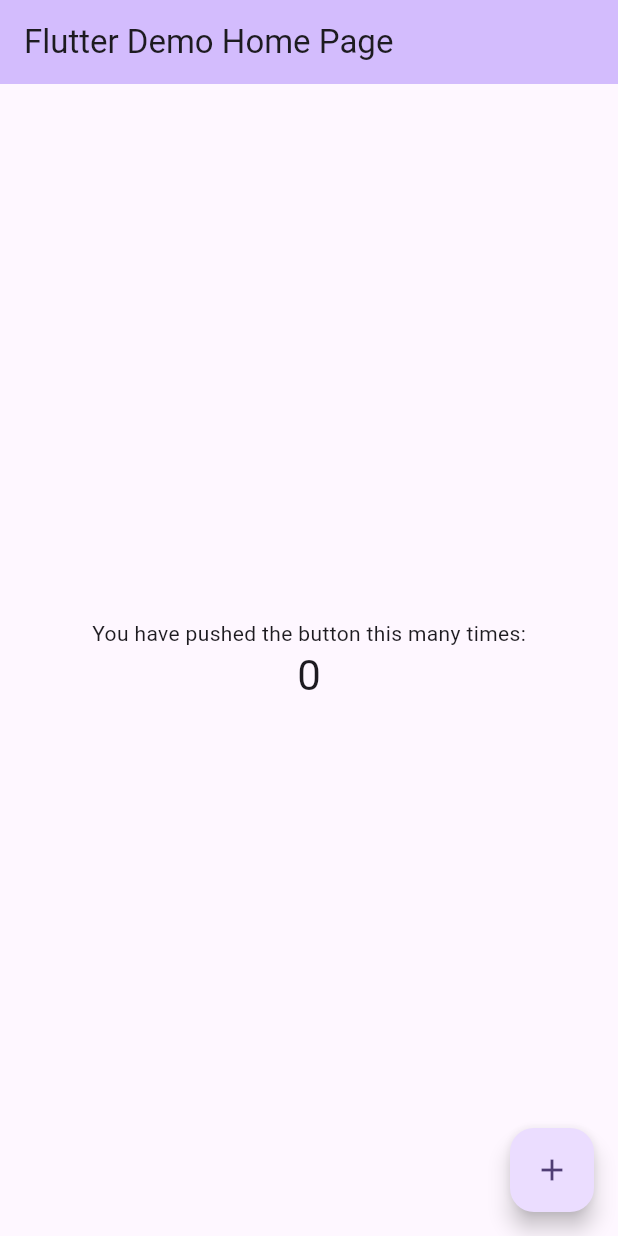
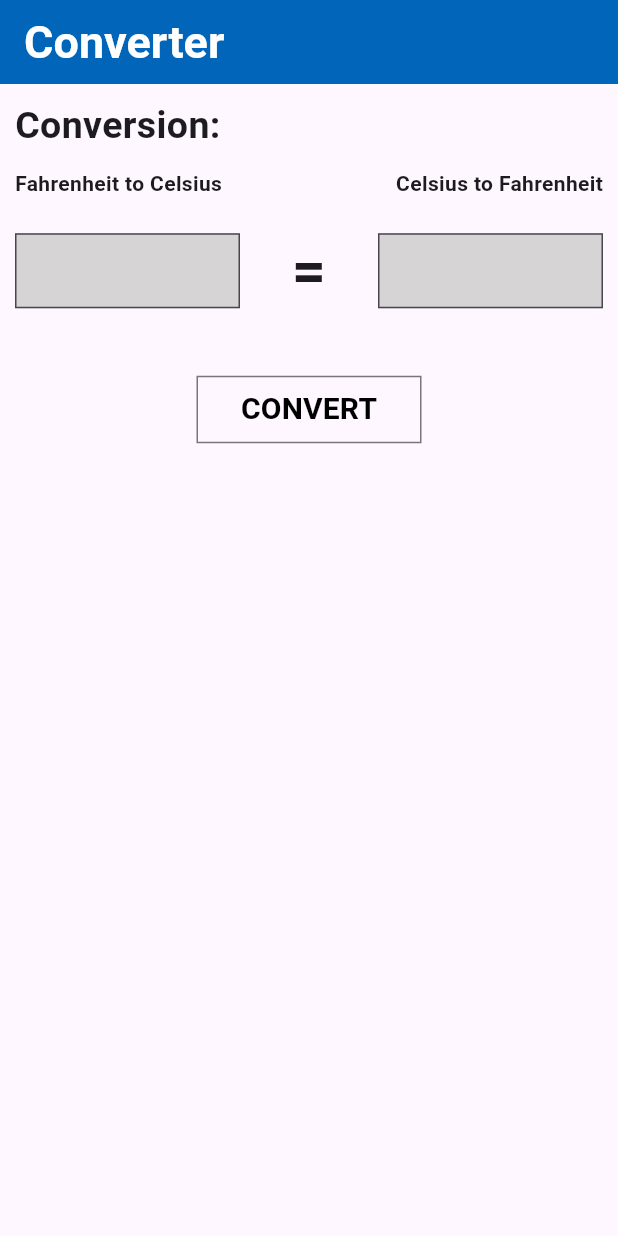
Before and after one commit to SundayOlubode/temperature_converter, a Flutter app: the screen it shows after launch, on a phone screen of 412 x 824 dp. Run offline on Flutter 3.47's test engine with Material 3 defaults, Android fonts, the phone set to English and light mode, and no system bars.

Commit message:
app bar, some layout

```diff
--- /dev/null
+++ b/lib/home.dart
@@ -0,0 +1,140 @@
+import 'package:flutter/material.dart';
+
+class Home extends StatelessWidget {
+  const Home({super.key});
+
+  @override
+  Widget build(BuildContext context) {
+    return SafeArea(
+      child: Scaffold(
+        appBar: AppBar(
+          title: const Text('Converter'),
+          backgroundColor: const Color.fromARGB(255, 1, 102, 185),
+          titleTextStyle: const TextStyle(
+              color: Colors.white, fontWeight: FontWeight.bold, fontSize: 30),
+        ),
+        body: Padding(
+          padding: const EdgeInsets.all(10.0),
+          child: Column(
+            children: [
+              const _ConversionHeader(),
+              const SizedBox(height: 20.0),
+              const _ConversionInput(),
+              const SizedBox(height: 40.0),
+              Center(
+                child: OutlinedButton(
+                  onPressed: () {},
+                  style: ButtonStyle(
+                    shape: WidgetStateProperty.all<RoundedRectangleBorder>(
+                      const RoundedRectangleBorder(
+                        borderRadius: BorderRadius
+                            .zero, // Rectangular shape without rounded corners
+                      ),
+                    ),
+                    minimumSize: WidgetStateProperty.all<Size>(
+                      const Size(150, 45),
+                    ),
+                  ),
+                  child: const Text(
+                    'CONVERT',
+                    style: TextStyle(
+                      color: Colors.black,
+                      fontWeight: FontWeight.bold,
+                      fontSize: 20.0,
+                    ),
+                  ),
+                ),
+              ),
+              SingleChildScrollView(
+                child: Column(),
+              )
+            ],
+          ),
+        ),
+      ),
+    );
+  }
+}
+
+class _ConversionInput extends StatelessWidget {
+  const _ConversionInput({
+    super.key,
+  });
+
+  @override
+  Widget build(BuildContext context) {
+    return const Column(
+      children: <Widget>[
+        Row(
+          mainAxisAlignment: MainAxisAlignment.spaceBetween,
+          crossAxisAlignment: CrossAxisAlignment.center,
+          children: <Widget>[
+            SizedBox(
+              width: 150,
+              height: 50,
+              child: TextField(
+                textAlign: TextAlign.center,
+                decoration: InputDecoration(
+                  filled: true,
+                  fillColor: Color.fromARGB(255, 214, 212, 212),
+                  border: OutlineInputBorder(borderRadius: BorderRadius.zero),
+                ),
+                style: TextStyle(fontWeight: FontWeight.bold, fontSize: 20.0),
+              ),
+            ),
+            Text(
+              '=',
+              style: TextStyle(fontWeight: FontWeight.bold, fontSize: 40.0),
+            ),
+            SizedBox(
+              width: 150,
+              height: 50,
+              child: TextField(
+                textAlign: TextAlign.center,
+                readOnly: true,
+                decoration: InputDecoration(
+                  filled: true,
+                  fillColor: Color.fromARGB(255, 214, 212, 212),
+                  border: OutlineInputBorder(borderRadius: BorderRadius.zero),
+                ),
+              ),
+            )
+          ],
+        )
+      ],
+    );
+  }
+}
+
+class _ConversionHeader extends StatelessWidget {
+  const _ConversionHeader({
+    super.key,
+  });
+
+  @override
+  Widget build(BuildContext context) {
+    return const Column(
+      crossAxisAlignment: CrossAxisAlignment.start,
+      children: <Widget>[
+        Text(
+          'Conversion:',
+          style: TextStyle(fontWeight: FontWeight.bold, fontSize: 25.0),
+        ),
+        const SizedBox(height: 10.0),
+        Row(
+          mainAxisAlignment: MainAxisAlignment.spaceBetween,
+          children: [
+            Text(
+              'Fahrenheit to Celsius',
+              style: TextStyle(fontWeight: FontWeight.bold),
+            ),
+            Text(
+              'Celsius to Fahrenheit',
+              style: TextStyle(fontWeight: FontWeight.bold),
+            ),
+          ],
+        )
+      ],
+    );
+  }
+}
--- a/lib/main.dart
+++ b/lib/main.dart
@@ -1,125 +1,17 @@
 import 'package:flutter/material.dart';
+import 'home.dart';
 
-void main() {
-  runApp(const MyApp());
+main() {
+  return runApp(const App());
 }
 
-class MyApp extends StatelessWidget {
-  const MyApp({super.key});
+class App extends StatelessWidget {
+  const App({super.key});
 
-  // This widget is the root of your application.
   @override
   Widget build(BuildContext context) {
-    return MaterialApp(
-      title: 'Flutter Demo',
-      theme: ThemeData(
-        // This is the theme of your application.
-        //
-        // TRY THIS: Try running your application with "flutter run". You'll see
-        // the application has a purple toolbar. Then, without quitting the app,
-        // try changing the seedColor in the colorScheme below to Colors.green
-        // and then invoke "hot reload" (save your changes or press the "hot
-        // reload" button in a Flutter-supported IDE, or press "r" if you used
-        // the command line to start the app).
-        //
-        // Notice that the counter didn't reset back to zero; the application
-        // state is not lost during the reload. To reset the state, use hot
-        // restart instead.
-        //
-        // This works for code too, not just values: Most code changes can be
-        // tested with just a hot reload.
-        colorScheme: ColorScheme.fromSeed(seedColor: Colors.deepPurple),
-        useMaterial3: true,
-      ),
-      home: const MyHomePage(title: 'Flutter Demo Home Page'),
+    return const MaterialApp(
+      home: Home(),
     );
   }
 }
-
-class MyHomePage extends StatefulWidget {
-  const MyHomePage({super.key, required this.title});
-
-  // This widget is the home page of your application. It is stateful, meaning
-  // that it has a State object (defined below) that contains fields that affect
-  // how it looks.
-
-  // This class is the configuration for the state. It holds the values (in this
-  // case the title) provided by the parent (in this case the App widget) and
-  // used by the build method of the State. Fields in a Widget subclass are
-  // always marked "final".
-
-  final String title;
-
-  @override
-  State<MyHomePage> createState() => _MyHomePageState();
-}
-
-class _MyHomePageState extends State<MyHomePage> {
-  int _counter = 0;
-
-  void _incrementCounter() {
-    setState(() {
-      // This call to setState tells the Flutter framework that something has
-      // changed in this State, which causes it to rerun the build method below
-      // so that the display can reflect the updated values. If we changed
-      // _counter without calling setState(), then the build method would not be
-      // called again, and so nothing would appear to happen.
-      _counter++;
-    });
-  }
-
-  @override
-  Widget build(BuildContext context) {
-    // This method is rerun every time setState is called, for instance as done
-    // by the _incrementCounter method above.
-    //
-    // The Flutter framework has been optimized to make rerunning build methods
-    // fast, so that you can just rebuild anything that needs updating rather
-    // than having to individually change instances of widgets.
-    return Scaffold(
-      appBar: AppBar(
-        // TRY THIS: Try changing the color here to a specific color (to
-        // Colors.amber, perhaps?) and trigger a hot reload to see the AppBar
-        // change color while the other colors stay the same.
-        backgroundColor: Theme.of(context).colorScheme.inversePrimary,
-        // Here we take the value from the MyHomePage object that was created by
-        // the App.build method, and use it to set our appbar title.
-        title: Text(widget.title),
-      ),
-      body: Center(
-        // Center is a layout widget. It takes a single child and positions it
-        // in the middle of the parent.
-        child: Column(
-          // Column is also a layout widget. It takes a list of children and
-          // arranges them vertically. By default, it sizes itself to fit its
-          // children horizontally, and tries to be as tall as its parent.
-          //
-          // Column has various properties to control how it sizes itself and
-          // how it positions its children. Here we use mainAxisAlignment to
-          // center the children vertically; the main axis here is the vertical
-          // axis because Columns are vertical (the cross axis would be
-          // horizontal).
-          //
-          // TRY THIS: Invoke "debug painting" (choose the "Toggle Debug Paint"
-          // action in the IDE, or press "p" in the console), to see the
-          // wireframe for each widget.
-          mainAxisAlignment: MainAxisAlignment.center,
-          children: <Widget>[
-            const Text(
-              'You have pushed the button this many times:',
-            ),
-            Text(
-              '$_counter',
-              style: Theme.of(context).textTheme.headlineMedium,
-            ),
-          ],
-        ),
-      ),
-      floatingActionButton: FloatingActionButton(
-        onPressed: _incrementCounter,
-        tooltip: 'Increment',
-        child: const Icon(Icons.add),
-      ), // This trailing comma makes auto-formatting nicer for build methods.
-    );
-  }
-}
```
